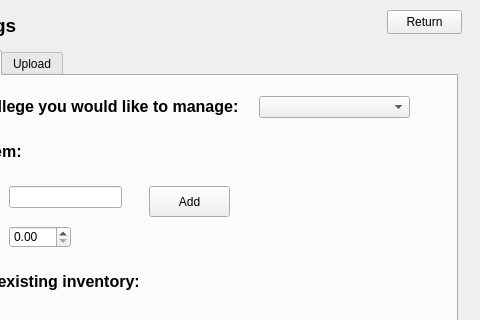
Old version of the form CollegeTouring/admin.ui in the repository belalzahran/CS_Project2_TheApplicants; both pictures show x 143 to 623 and y 0 to 320 of the 623 by 470 pixel window.
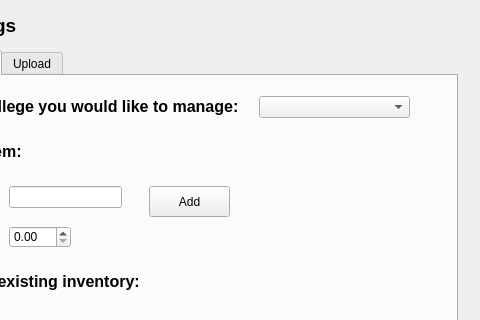
New version of the form.

Commit message: fix admin and login

What changed in the file:
```diff
--- a/CollegeTouring/admin.ui
+++ b/CollegeTouring/admin.ui
@@ -225,19 +225,6 @@
     </attribute>
    </widget>
   </widget>
-  <widget class="QPushButton" name="pushButton_return3">
-   <property name="geometry">
-    <rect>
-     <x>530</x>
-     <y>10</y>
-     <width>75</width>
-     <height>24</height>
-    </rect>
-   </property>
-   <property name="text">
-    <string>Return</string>
-   </property>
-  </widget>
  </widget>
  <resources/>
  <connections/>
```
The commit also changes 11 other files.
